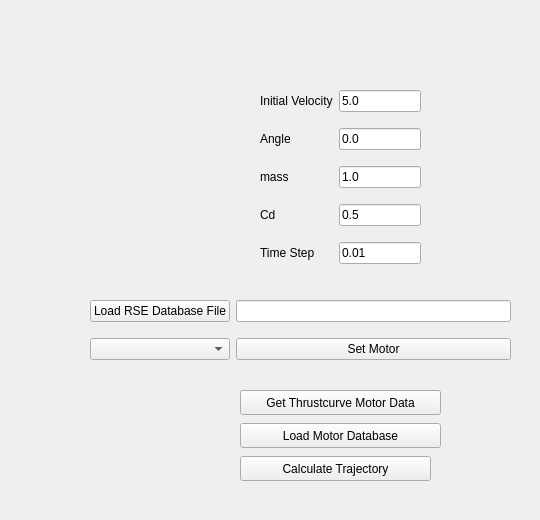
This is gui/CannonballTab.ui in qtrocket/qtrocket as Qt 5 draws it before an edit. The edited form follows.
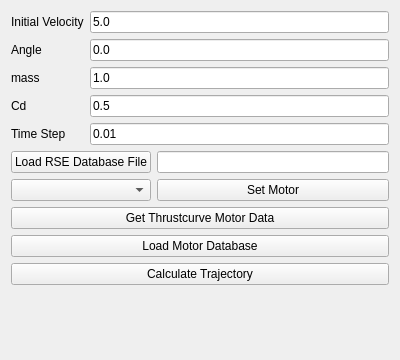
This is the edited form.

Commit message: gui: lay out CannonballTab with QVBoxLayout/QFormLayout

Diff of the .ui file:
```diff
--- a/gui/CannonballTab.ui
+++ b/gui/CannonballTab.ui
@@ -6,42 +6,37 @@
    <rect>
     <x>0</x>
     <y>0</y>
-    <width>540</width>
-    <height>520</height>
+    <width>400</width>
+    <height>360</height>
    </rect>
   </property>
   <property name="windowTitle">
    <string>Cannonball</string>
   </property>
-  <widget class="QPushButton" name="calculateTrajectory_btn">
-   <property name="geometry">
-    <rect>
-     <x>240</x>
-     <y>456</y>
-     <width>191</width>
-     <height>25</height>
-    </rect>
-   </property>
-   <property name="sizePolicy">
-    <sizepolicy hsizetype="Preferred" vsizetype="Fixed">
-     <horstretch>0</horstretch>
-     <verstretch>0</verstretch>
-    </sizepolicy>
-   </property>
+  <layout class="QVBoxLayout" name="mainLayout">
+   <item>
+    <layout class="QFormLayout" name="inputFormLayout">
+     <item row="0" column="0">
+      <widget class="QLabel" name="label">
+       <property name="text">
+        <string>Initial Velocity</string>
+       </property>
+      </widget>
+     </item>
+     <item row="0" column="1">
+      <widget class="QLineEdit" name="initialVelocity">
    <property name="text">
-    <string>Calculate Trajectory</string>
-   </property>
-  </widget>
-  <widget class="QWidget" name="layoutWidget">
-   <property name="geometry">
-    <rect>
-     <x>260</x>
-     <y>80</y>
-     <width>161</width>
-     <height>196</height>
-    </rect>
-   </property>
-   <layout class="QGridLayout" name="gridLayout">
+        <string>5.0</string>
+       </property>
+      </widget>
+     </item>
+     <item row="1" column="0">
+      <widget class="QLabel" name="label_2">
+       <property name="text">
+        <string>Angle</string>
+       </property>
+      </widget>
+     </item>
     <item row="1" column="1">
      <widget class="QLineEdit" name="initialAngle">
       <property name="toolTip">
@@ -52,6 +47,13 @@
       </property>
      </widget>
     </item>
+     <item row="2" column="0">
+      <widget class="QLabel" name="label_3">
+       <property name="text">
+        <string>mass</string>
+       </property>
+      </widget>
+     </item>
     <item row="2" column="1">
      <widget class="QLineEdit" name="mass">
       <property name="text">
@@ -66,20 +68,6 @@
       </property>
      </widget>
     </item>
-    <item row="1" column="0">
-     <widget class="QLabel" name="label_2">
-      <property name="text">
-       <string>Angle</string>
-      </property>
-     </widget>
-    </item>
-    <item row="0" column="1">
-     <widget class="QLineEdit" name="initialVelocity">
-      <property name="text">
-       <string>5.0</string>
-      </property>
-     </widget>
-    </item>
     <item row="3" column="1">
      <widget class="QLineEdit" name="dragCoeff">
       <property name="text">
@@ -87,27 +75,6 @@
       </property>
      </widget>
     </item>
-    <item row="2" column="0">
-     <widget class="QLabel" name="label_3">
-      <property name="text">
-       <string>mass</string>
-      </property>
-     </widget>
-    </item>
-    <item row="0" column="0">
-     <widget class="QLabel" name="label">
-      <property name="text">
-       <string>Initial Velocity</string>
-      </property>
-     </widget>
-    </item>
-    <item row="4" column="1">
-     <widget class="QLineEdit" name="timeStep">
-      <property name="text">
-       <string>0.01</string>
-      </property>
-     </widget>
-    </item>
     <item row="4" column="0">
      <widget class="QLabel" name="label_5">
       <property name="text">
@@ -115,18 +82,17 @@
       </property>
      </widget>
     </item>
-   </layout>
-  </widget>
-  <widget class="QWidget" name="gridLayoutWidget">
-   <property name="geometry">
-    <rect>
-     <x>90</x>
-     <y>290</y>
-     <width>421</width>
-     <height>80</height>
-    </rect>
-   </property>
-   <layout class="QGridLayout" name="gridLayout_2">
+     <item row="4" column="1">
+      <widget class="QLineEdit" name="timeStep">
+       <property name="text">
+        <string>0.01</string>
+       </property>
+      </widget>
+     </item>
+    </layout>
+   </item>
+   <item>
+    <layout class="QGridLayout" name="motorSelectionLayout">
     <item row="0" column="0">
      <widget class="QPushButton" name="loadRSE_btn">
       <property name="text">
@@ -152,33 +118,48 @@
      </widget>
     </item>
    </layout>
-  </widget>
+   </item>
+   <item>
   <widget class="QPushButton" name="getTCMotorData_btn">
-   <property name="geometry">
-    <rect>
-     <x>240</x>
-     <y>390</y>
-     <width>201</width>
-     <height>25</height>
-    </rect>
-   </property>
    <property name="text">
     <string>Get Thrustcurve Motor Data</string>
    </property>
   </widget>
+   </item>
+   <item>
   <widget class="QPushButton" name="loadMotorDatabase_btn">
-   <property name="geometry">
-    <rect>
-     <x>240</x>
-     <y>423</y>
-     <width>201</width>
-     <height>25</height>
-    </rect>
-   </property>
    <property name="text">
     <string>Load Motor Database</string>
    </property>
   </widget>
+   </item>
+   <item>
+    <widget class="QPushButton" name="calculateTrajectory_btn">
+     <property name="sizePolicy">
+      <sizepolicy hsizetype="Preferred" vsizetype="Fixed">
+       <horstretch>0</horstretch>
+       <verstretch>0</verstretch>
+      </sizepolicy>
+     </property>
+     <property name="text">
+      <string>Calculate Trajectory</string>
+     </property>
+    </widget>
+   </item>
+   <item>
+    <spacer name="verticalSpacer">
+     <property name="orientation">
+      <enum>Qt::Vertical</enum>
+     </property>
+     <property name="sizeHint" stdset="0">
+      <size>
+       <width>20</width>
+       <height>40</height>
+      </size>
+     </property>
+    </spacer>
+   </item>
+  </layout>
  </widget>
  <resources/>
  <connections/>
```
Lines whose indentation alone changed are shown as unchanged.
